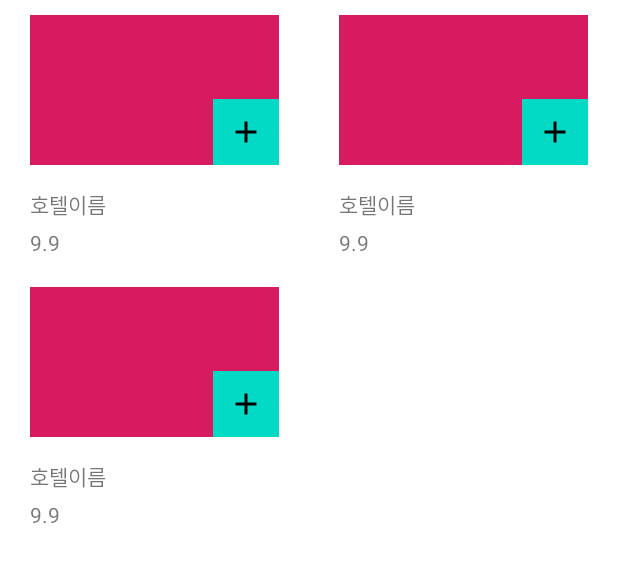
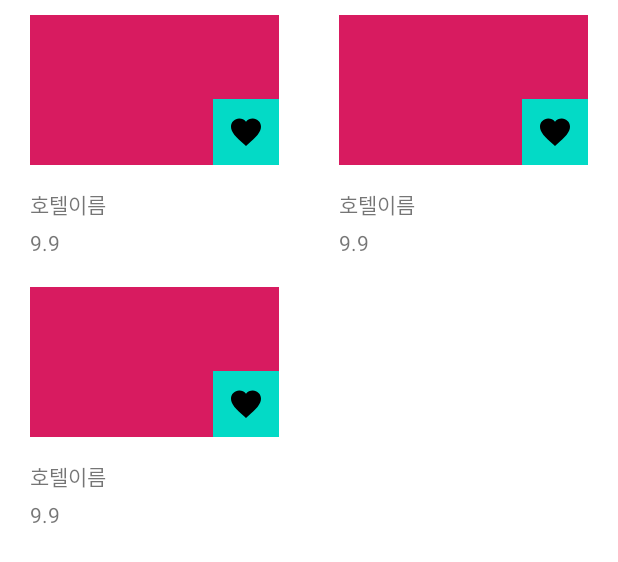
Before and after one commit to daeun1012/WithHotels, an Android app: the layout fragment_hotel_list.xml on its own in the app's theme, with its tools: preview values and no code run, on a phone screen of 412 x 824 dp. Shown: the top 562 px of the screen. Run offline under Robolectric (Android 15) with nearby library versions, the phone set to English and light mode, and no system bars.

Commit message:
좋아요 리스트 구현

```diff
--- a/app/src/main/java/io/github/daeun1012/withhotels/data/local/dao/HotelDao.kt
+++ b/app/src/main/java/io/github/daeun1012/withhotels/data/local/dao/HotelDao.kt
@@ -14,6 +14,7 @@ interface HotelDao {
     fun insert(products: List<Hotel>)
 
     @Query("SELECT * FROM hotels")
+//    @Query("SELECT hotels.id, hotels.name, hotels.thumbnail, hotels.imagePath, hotels.subject, hotels.price, hotels.rate, (SELECT EXISTS(SELECT 1 FROM likes WHERE hotel_id = hotels.id LIMIT 1)) FROM hotels")
     fun allHotels(): DataSource.Factory<Int, Hotel>
 
 }
--- a/app/src/main/java/io/github/daeun1012/withhotels/data/repository/PageListHotelBoundaryCallback.kt
+++ b/app/src/main/java/io/github/daeun1012/withhotels/data/repository/PageListHotelBoundaryCallback.kt
@@ -43,6 +43,6 @@ class PageListHotelBoundaryCallback(private val remoteDataSource: HotelRemoteDat
             .observeOn(Schedulers.io())
 //            .ignoreElement() // TODO 확인
             .doFinally { isRequestRunning = false }
-            .subscribe({ Timber.i("Movies Completed") }, { it.printStackTrace() })
+            .subscribe({ Timber.i("Hotels Completed") }, { it.printStackTrace() })
     }
 }
--- a/app/src/main/java/io/github/daeun1012/withhotels/ui/main/hotels/HotelListFragment.kt
+++ b/app/src/main/java/io/github/daeun1012/withhotels/ui/main/hotels/HotelListFragment.kt
@@ -41,10 +41,10 @@ class HotelListFragment : Fragment() {
             val direction = MainFragmentDirections.actionMainToHotel(id.toString())
             it.findNavController().navigate(direction)
         }, object : HotelListAdapter.Callback {
-            override fun toggleLike(hotel: Hotel?, isLike: Boolean) {
+            override fun toggleLike(hotel: Hotel?) {
                 if (hotel == null) return
 
-                if (isLike) {
+                if (hotel.isLiked?.value != null && hotel.isLiked?.value!!) {
                     viewModel.addLikes(hotel.id)
                 } else {
                     viewModel.deleteLikes(hotel.id)
--- /dev/null
+++ b/app/src/main/res/drawable/ic_favorite_black_24dp.xml
@@ -0,0 +1,9 @@
+<vector xmlns:android="http://schemas.android.com/apk/res/android"
+        android:width="24dp"
+        android:height="24dp"
+        android:viewportWidth="24.0"
+        android:viewportHeight="24.0">
+    <path
+        android:fillColor="#FF000000"
+        android:pathData="M12,21.35l-1.45,-1.32C5.4,15.36 2,12.28 2,8.5 2,5.42 4.42,3 7.5,3c1.74,0 3.41,0.81 4.5,2.09C13.09,3.81 14.76,3 16.5,3 19.58,3 22,5.42 22,8.5c0,3.78 -3.4,6.86 -8.55,11.54L12,21.35z"/>
+</vector>
--- /dev/null
+++ b/app/src/main/res/drawable/ic_favorite_border_black_24dp.xml
@@ -0,0 +1,9 @@
+<vector xmlns:android="http://schemas.android.com/apk/res/android"
+        android:width="24dp"
+        android:height="24dp"
+        android:viewportWidth="24.0"
+        android:viewportHeight="24.0">
+    <path
+        android:fillColor="#FF000000"
+        android:pathData="M16.5,3c-1.74,0 -3.41,0.81 -4.5,2.09C10.91,3.81 9.24,3 7.5,3 4.42,3 2,5.42 2,8.5c0,3.78 3.4,6.86 8.55,11.54L12,21.35l1.45,-1.32C18.6,15.36 22,12.28 22,8.5 22,5.42 19.58,3 16.5,3zM12.1,18.55l-0.1,0.1 -0.1,-0.1C7.14,14.24 4,11.39 4,8.5 4,6.5 5.5,5 7.5,5c1.54,0 3.04,0.99 3.57,2.36h1.87C13.46,5.99 14.96,5 16.5,5c2,0 3.5,1.5 3.5,3.5 0,2.89 -3.14,5.74 -7.9,10.05z"/>
+</vector>
--- a/app/src/main/res/layout/item_hotel.xml
+++ b/app/src/main/res/layout/item_hotel.xml
@@ -20,6 +20,10 @@
         <variable
             name="rate"
             type="java.lang.String" />
+
+        <variable
+            name="isLiked"
+            type="Boolean" />
     </data>
 
     <androidx.constraintlayout.widget.ConstraintLayout
@@ -45,12 +49,13 @@
         <ImageView
             android:layout_width="wrap_content"
             android:layout_height="wrap_content"
-            android:padding="10dp"
-            android:src="@drawable/ic_plus"
             android:background="@color/design_default_color_secondary"
             android:onClick="@{likeListener}"
+            android:padding="10dp"
+            android:src="@{isLiked ? @drawable/ic_favorite_black_24dp : @drawable/ic_favorite_border_black_24dp}"
             app:layout_constraintBottom_toBottomOf="@id/iv_thumb"
-            app:layout_constraintEnd_toEndOf="@id/iv_thumb" />
+            app:layout_constraintEnd_toEndOf="@id/iv_thumb"
+            tools:src="@drawable/ic_favorite_black_24dp" />
 
         <androidx.appcompat.widget.AppCompatTextView
             android:id="@+id/tv_name"
```
Also changed, not shown: app/src/main/java/io/github/daeun1012/withhotels/data/local/Hotel.kt (+6 -5 lines), app/src/main/java/io/github/daeun1012/withhotels/data/local/dao/LikeDao.kt (+8 -3 lines), app/src/main/java/io/github/daeun1012/withhotels/data/repository/LikeRepository.kt (+6 -7 lines), app/src/main/java/io/github/daeun1012/withhotels/ui/main/MainViewModel.kt (+29 -8 lines), app/src/main/java/io/github/daeun1012/withhotels/ui/main/hotels/HotelListAdapter.kt (+6 -3 lines), app/src/main/java/io/github/daeun1012/withhotels/ui/main/like/LikeFragment.kt (+20 -7 lines), app/src/main/java/io/github/daeun1012/withhotels/ui/main/like/LikeViewModel.kt (deleted, +0 -15 lines).
